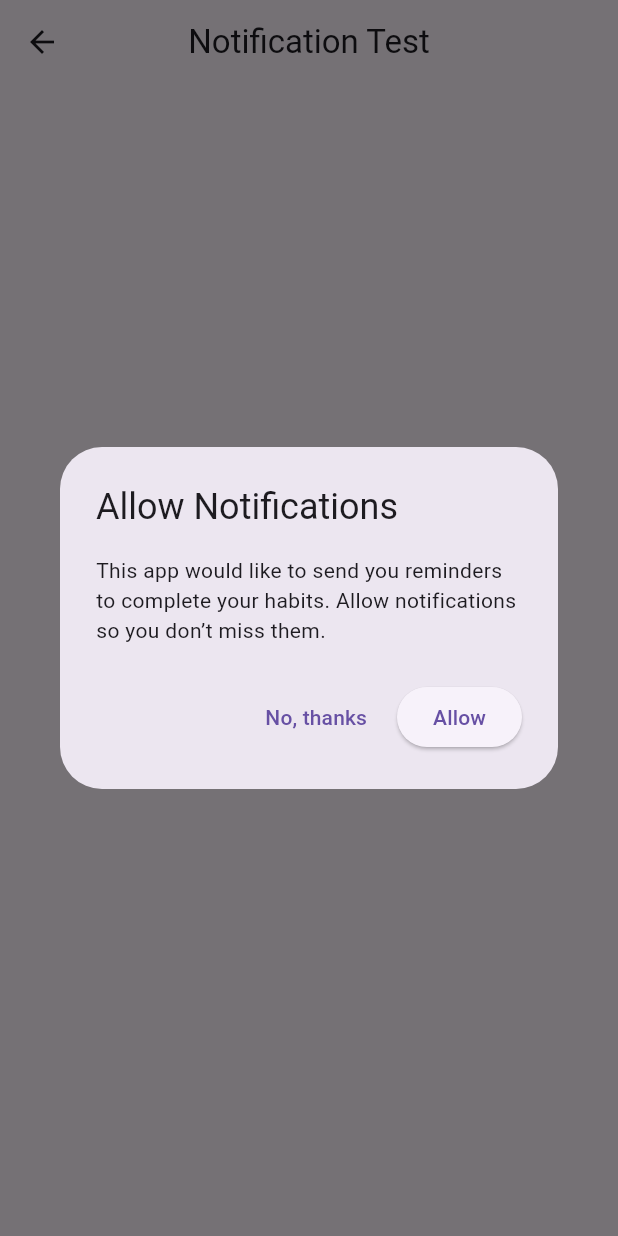
After one commit to chastxyper/growday, a Flutter app: the screen it shows after launch, after a tap on "Send Test Notification", on a phone screen of 412 x 824 dp. The commit adds this screen. Run offline on Flutter 3.47's test engine with Material 3 defaults, Android fonts, the phone set to English and light mode, and no system bars; our stand-ins replace cloud_firestore, firebase_auth, firebase_core, flutter_local_notifications, permission_handler, timezone; accounts and stored records are empty.

Commit message:
day 22: updated the streak logic & add a notifications

```diff
--- a/lib/main.dart
+++ b/lib/main.dart
@@ -2,10 +2,18 @@ import 'package:flutter/material.dart';
 import 'package:firebase_core/firebase_core.dart';
 import 'firebase_options.dart';
 import 'auth_wrapper.dart';
+import 'screens/test_page.dart';
+import 'services/notification_service.dart';
 
 void main() async {
   WidgetsFlutterBinding.ensureInitialized();
   await Firebase.initializeApp(options: DefaultFirebaseOptions.currentPlatform);
+
+  await NotificationService.initialize();
+
+  // ✅ Initialize local notifications
+  await NotificationService.initialize();
+
   runApp(const MyApp());
 }
 
@@ -17,7 +25,14 @@ class MyApp extends StatelessWidget {
     return MaterialApp(
       debugShowCheckedModeBanner: false,
       title: "Habit Tracker",
-      home: const AuthWrapper(),
+      theme: ThemeData(primarySwatch: Colors.indigo),
+      initialRoute: '/test',
+
+      // ✅ Add routes for navigation
+      routes: {
+        '/': (context) => const AuthWrapper(),
+        '/test': (context) => const TestPage(),
+      },
     );
   }
 }
--- /dev/null
+++ b/lib/screens/test_page.dart
@@ -0,0 +1,135 @@
+// lib/screens/test_page.dart
+import 'package:flutter/material.dart';
+import 'package:permission_handler/permission_handler.dart';
+import '../services/notification_service.dart';
+
+class TestPage extends StatefulWidget {
+  const TestPage({super.key});
+
+  @override
+  State<TestPage> createState() => _TestPageState();
+}
+
+class _TestPageState extends State<TestPage> {
+  @override
+  void initState() {
+    super.initState();
+    _showPermissionPromptOnce();
+  }
+
+  // show the custom dialog once per session
+  Future<void> _showPermissionPromptOnce() async {
+    await Future.delayed(const Duration(milliseconds: 400));
+    final shouldRequest = await showDialog<bool>(
+      context: context,
+      builder: (context) => AlertDialog(
+        title: const Text('Allow Notifications'),
+        content: const Text(
+          'This app would like to send you reminders to complete your habits. '
+          'Allow notifications so you don’t miss them.',
+        ),
+        actions: [
+          TextButton(
+            onPressed: () => Navigator.pop(context, false),
+            child: const Text('No, thanks'),
+          ),
+          ElevatedButton(
+            onPressed: () => Navigator.pop(context, true),
+            child: const Text('Allow'),
+          ),
+        ],
+      ),
+    );
+
+    if (shouldRequest == true) {
+      await _requestNotificationPermission();
+    }
+  }
+
+  // use permission_handler to request notification permission
+  Future<void> _requestNotificationPermission() async {
+    // For Android 13+ and iOS
+    final status = await Permission.notification.status;
+    if (status.isGranted) {
+      if (mounted)
+        ScaffoldMessenger.of(context).showSnackBar(
+          const SnackBar(content: Text('Notifications already allowed')),
+        );
+      return;
+    }
+
+    final result = await Permission.notification.request();
+
+    if (result.isGranted) {
+      if (mounted)
+        ScaffoldMessenger.of(context).showSnackBar(
+          const SnackBar(content: Text('Notification permission granted')),
+        );
+    } else if (result.isPermanentlyDenied) {
+      // open app settings so user can enable it manually
+      if (mounted) {
+        final open = await showDialog<bool>(
+          context: context,
+          builder: (context) => AlertDialog(
+            title: const Text('Permission required'),
+            content: const Text(
+              'Please enable notifications in app settings to receive reminders.',
+            ),
+            actions: [
+              TextButton(
+                onPressed: () => Navigator.pop(context, false),
+                child: const Text('Cancel'),
+              ),
+              ElevatedButton(
+                onPressed: () => Navigator.pop(context, true),
+                child: const Text('Open Settings'),
+              ),
+            ],
+          ),
+        );
+
+        if (open == true) {
+          await openAppSettings();
+        }
+      }
+    } else {
+      if (mounted)
+        ScaffoldMessenger.of(context).showSnackBar(
+          const SnackBar(content: Text('Notification permission denied')),
+        );
+    }
+  }
+
+  @override
+  Widget build(BuildContext context) {
+    return Scaffold(
+      appBar: AppBar(title: const Text('Notification Test'), centerTitle: true),
+      body: Center(
+        child: Column(
+          mainAxisAlignment: MainAxisAlignment.center,
+          children: [
+            ElevatedButton(
+              onPressed: () async =>
+                  await NotificationService.showTestNotification(),
+              child: const Text('Send Test Notification'),
+            ),
+            const SizedBox(height: 20),
+            ElevatedButton(
+              onPressed: () async {
+                await NotificationService.scheduleDailyReminder();
+                if (mounted) {
+                  ScaffoldMessenger.of(context).showSnackBar(
+                    const SnackBar(
+                      content: Text('Daily reminder set for 8:00 AM'),
+                    ),
+                  );
+                }
+              },
+              child: const Text('Set Daily Reminder (8 AM)'),
+            ),
+          ],
+        ),
+      ),
+    );
+  }
+}
--- /dev/null
+++ b/lib/services/notification_service.dart
@@ -0,0 +1,79 @@
+import 'package:flutter_local_notifications/flutter_local_notifications.dart';
+import 'package:timezone/data/latest.dart' as tz;
+import 'package:timezone/timezone.dart' as tz;
+
+class NotificationService {
+  static final FlutterLocalNotificationsPlugin _notificationsPlugin =
+      FlutterLocalNotificationsPlugin();
+
+  // ✅ Initialize notification settings
+  static Future<void> initialize() async {
+    const AndroidInitializationSettings androidInitSettings =
+        AndroidInitializationSettings('@mipmap/ic_launcher');
+
+    const InitializationSettings initSettings = InitializationSettings(
+      android: androidInitSettings,
+    );
+
+    await _notificationsPlugin.initialize(initSettings);
+
+    // Setup timezone (required for scheduled notifications)
+    tz.initializeTimeZones();
+  }
+
+  // ✅ Show a test notification
+  static Future<void> showTestNotification() async {
+    const AndroidNotificationDetails androidDetails =
+        AndroidNotificationDetails(
+          'habit_channel', // channel ID
+          'Habit Reminders', // channel name
+          channelDescription: 'Daily habit reminder notifications',
+          importance: Importance.max,
+          priority: Priority.high,
+        );
+
+    const NotificationDetails notificationDetails = NotificationDetails(
+      android: androidDetails,
+    );
+
+    await _notificationsPlugin.show(
+      0,
+      'GrowDay Test Notification',
+      'This is a test reminder from your Habit Tracker!',
+      notificationDetails,
+    );
+  }
+
+  // ✅ Schedule a daily 8 AM reminder
+  static Future<void> scheduleDailyReminder() async {
+    await _notificationsPlugin.zonedSchedule(
+      1,
+      'Daily Habit Reminder',
+      'Remember to complete your habits today!',
+      _nextInstanceOf8AM(),
+      const NotificationDetails(
+        android: AndroidNotificationDetails(
+          'daily_reminder_channel',
+          'Daily Reminders',
+          channelDescription: 'Reminds users every morning to do habits',
+          importance: Importance.max,
+          priority: Priority.high,
+        ),
+      ),
+      androidAllowWhileIdle: true,
+      uiLocalNotificationDateInterpretation:
+          UILocalNotificationDateInterpretation.absoluteTime,
+      matchDateTimeComponents: DateTimeComponents.time, // repeats daily
+    );
+  }
+
+  // Helper: Calculate the next 8 AM
+  static tz.TZDateTime _nextInstanceOf8AM() {
+    final now = tz.TZDateTime.now(tz.local);
+    var scheduled = tz.TZDateTime(tz.local, now.year, now.month, now.day, 8);
+    if (scheduled.isBefore(now)) {
+      scheduled = scheduled.add(const Duration(days: 1));
+    }
+    return scheduled;
+  }
+}
--- a/pubspec.yaml
+++ b/pubspec.yaml
@@ -33,6 +33,9 @@ dependencies:
   firebase_core: ^3.6.0
   firebase_auth: ^5.2.0
   cloud_firestore: ^5.0.2
+  flutter_local_notifications: ^17.0.0
+  permission_handler: ^11.4.0
+
 
   # The following adds the Cupertino Icons font to your application.
   # Use with the CupertinoIcons class for iOS style icons.
```
Also changed, not shown: lib/services/habit_service.dart (+15 -16 lines), pubspec.lock, 6 other files.
